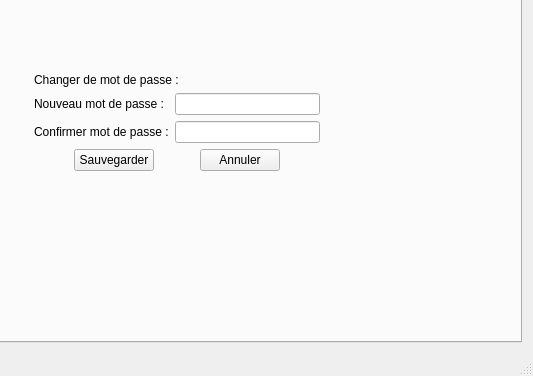
Old version of the form mainwindow.ui in the repository LouisVraie/circuitsCourtsBackOffice; both pictures show x 179 to 712 and y 470 to 846 of the 712 by 846 pixel window.
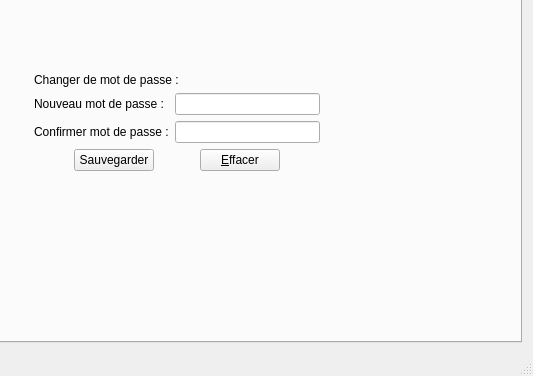
New version of the form. Icons and pictures are not drawn.

The edit to the form file:
```diff
--- a/mainwindow.ui
+++ b/mainwindow.ui
@@ -392,7 +392,7 @@
               <item>
                <widget class="QPushButton" name="pushButton_annulerNewMotDePasseEmploye">
                 <property name="text">
-                 <string>Annuler</string>
+                 <string>&amp;Effacer</string>
                 </property>
                 <property name="icon">
                  <iconset resource="resources.qrc">
```
Left out of the diff: 6 changed lines with no effect on the pictures.
